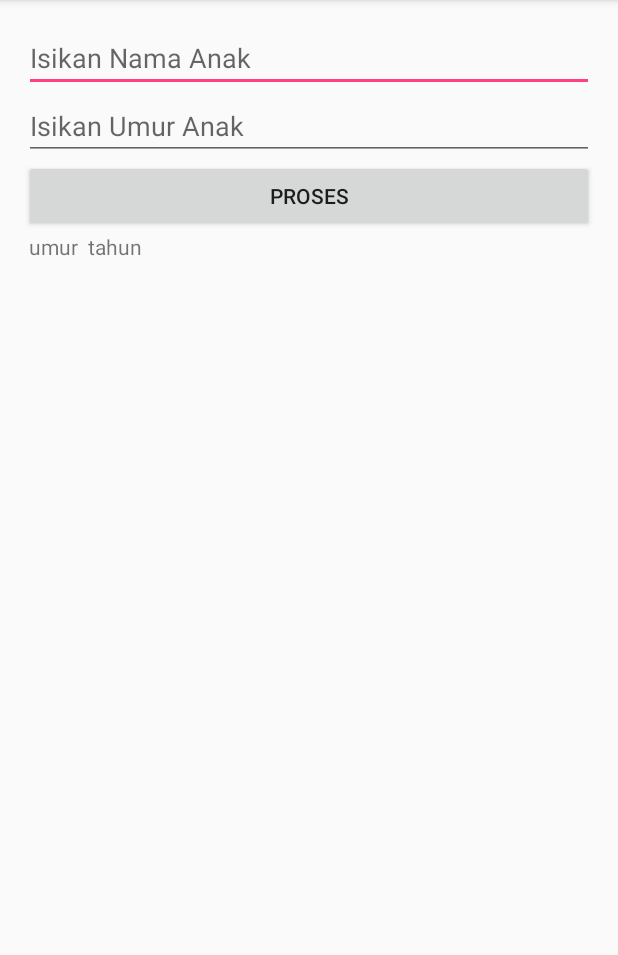
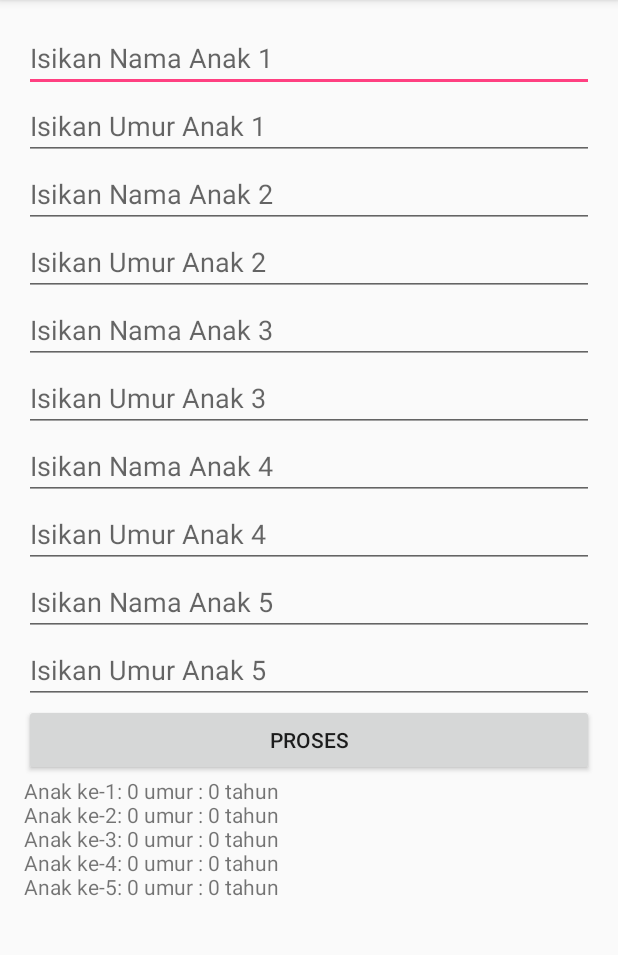
Before and after one commit to mochal97/AdvanceWidget1, an Android app: the screen it shows after launch (MainActivity), after a tap on "PROSES", on a phone screen of 412 x 824 dp, the part 84-1039 px from its top. Run offline under Robolectric (Android 15) with nearby library versions, the phone set to English and light mode, and no system bars.

Commit message:
Widget Programming Part 2

```diff
--- a/app/src/main/java/id/sch/smktelkom_mlg/learn/advancedwidget1/MainActivity.java
+++ b/app/src/main/java/id/sch/smktelkom_mlg/learn/advancedwidget1/MainActivity.java
@@ -10,34 +10,59 @@ import android.widget.LinearLayout;
 import android.widget.TextView;
 
 public class MainActivity extends AppCompatActivity {
-
     @Override
     protected void onCreate(Bundle savedInstanceState) {
         super.onCreate(savedInstanceState);
         setContentView(R.layout.activity_main);
 
-        LinearLayout llMain = (LinearLayout) findViewById(R.id.linearLayoutMain);
-        final EditText etNama = new EditText(this);
-        llMain.addView(etNama);
-        etNama.setHint("Isikan Nama Anak");
-        final EditText etUmur = new EditText(this);
-        llMain.addView(etUmur);
-        etUmur.setHint("Isikan Umur Anak");
-        etUmur.setInputType(InputType.TYPE_CLASS_NUMBER);
+        final LinearLayout llMain = (LinearLayout) findViewById(R.id.linearLayoutMain);
+
+        addEditText(llMain);
+
         Button bProses = new Button(this);
         bProses.setText("Proses");
         llMain.addView(bProses);
-        final TextView tvHasil = new TextView(this);
+        TextView tvHasil = new TextView(this);
         llMain.addView(tvHasil);
 
         bProses.setOnClickListener(new View.OnClickListener() {
             @Override
-            public void onClick(View v) {
-                String nama = etNama.getText().toString();
-                String umur = etUmur.getText().toString();
-
-                tvHasil.setText(nama + " umur " + umur + " tahun ");
+            public void onClick(View view) {
+                doProses(llMain);
             }
         });
     }
+
+
+    private void doProses(LinearLayout llMain) {
+        String hasil = "";
+        for (int i = 0; i < 5; i++) {
+            EditText etNama = (EditText) llMain.getChildAt(i * 2);
+            EditText etUmur = (EditText) llMain.getChildAt((i * 2) + 1);
+
+            String nama = etNama.getText().toString().trim();
+            String umur = etUmur.getText().toString();
+
+            if (umur.isEmpty())
+                umur = "0";
+            if (nama.isEmpty())
+                nama = "0";
+            hasil += "Anak ke-" + (i + 1) + ": " + nama + " umur " + ": " + umur + " tahun\n";
+        }
+        TextView tvHasil = (TextView) llMain.getChildAt(11);
+        tvHasil.setText(hasil);
+    }
+
+    private void addEditText(LinearLayout llMain) {
+        for (int i = 1; i <= 5; i++) {
+            final EditText etNama = new EditText(this);
+            llMain.addView(etNama);
+            etNama.setHint("Isikan Nama Anak " + i);
+
+            final EditText etUmur = new EditText(this);
+            llMain.addView(etUmur);
+            etUmur.setHint("Isikan Umur Anak " + i);
+            etUmur.setInputType(InputType.TYPE_CLASS_NUMBER);
+        }
+    }
 }
```
